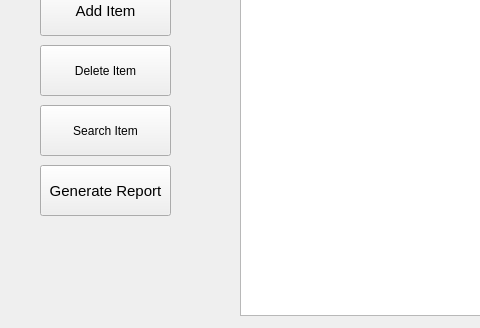
The window that managerwindow.ui (sleemharb/CS2-Lab-Project) describes before a commit, drawn with Qt 5; both pictures show x 0 to 480 and y 195 to 523 of the 857 by 523 pixel window.
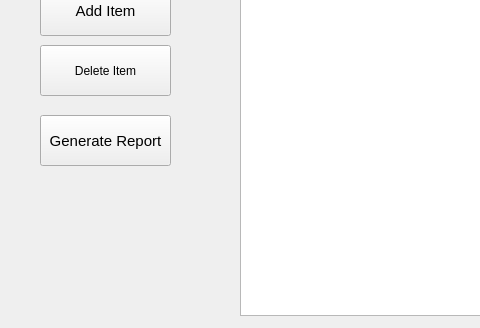
The same window after the commit.

The edit to the form file:
```diff
--- a/managerwindow.ui
+++ b/managerwindow.ui
@@ -61,7 +61,7 @@
    <property name="geometry">
     <rect>
      <x>40</x>
-     <y>360</y>
+     <y>310</y>
      <width>131</width>
      <height>51</height>
     </rect>
@@ -133,19 +133,6 @@
     <string>Delete Item</string>
    </property>
   </widget>
-  <widget class="QPushButton" name="pushButton_search">
-   <property name="geometry">
-    <rect>
-     <x>40</x>
-     <y>300</y>
-     <width>131</width>
-     <height>51</height>
-    </rect>
-   </property>
-   <property name="text">
-    <string>Search Item</string>
-   </property>
-  </widget>
  </widget>
  <resources/>
  <connections/>
```
